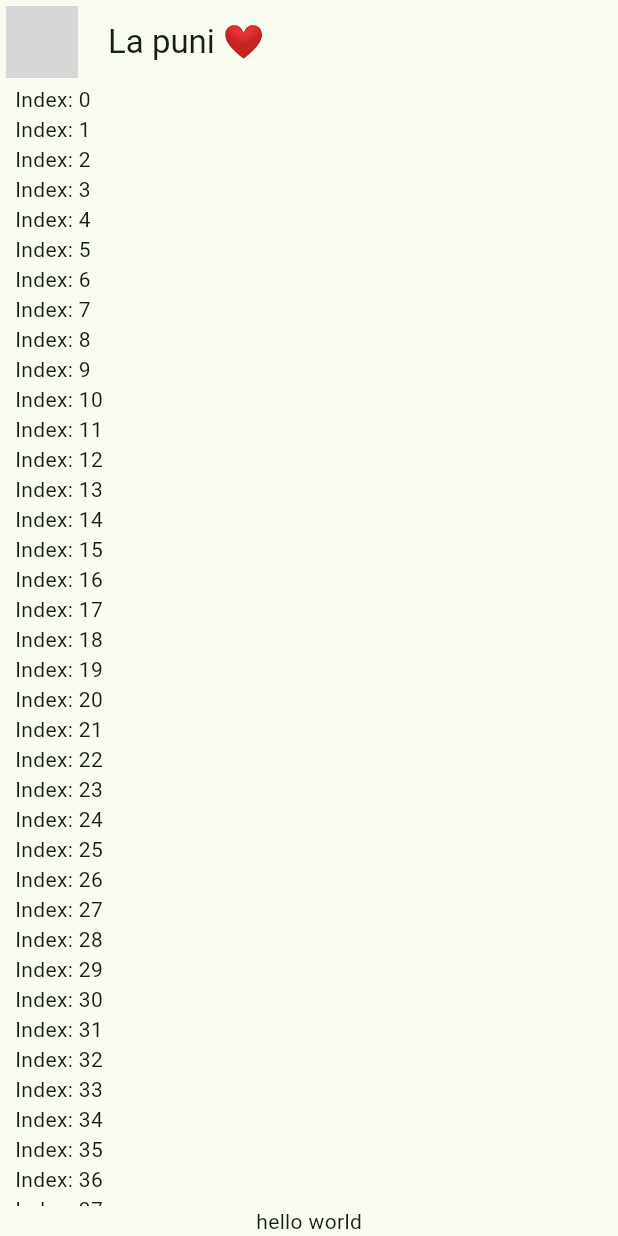
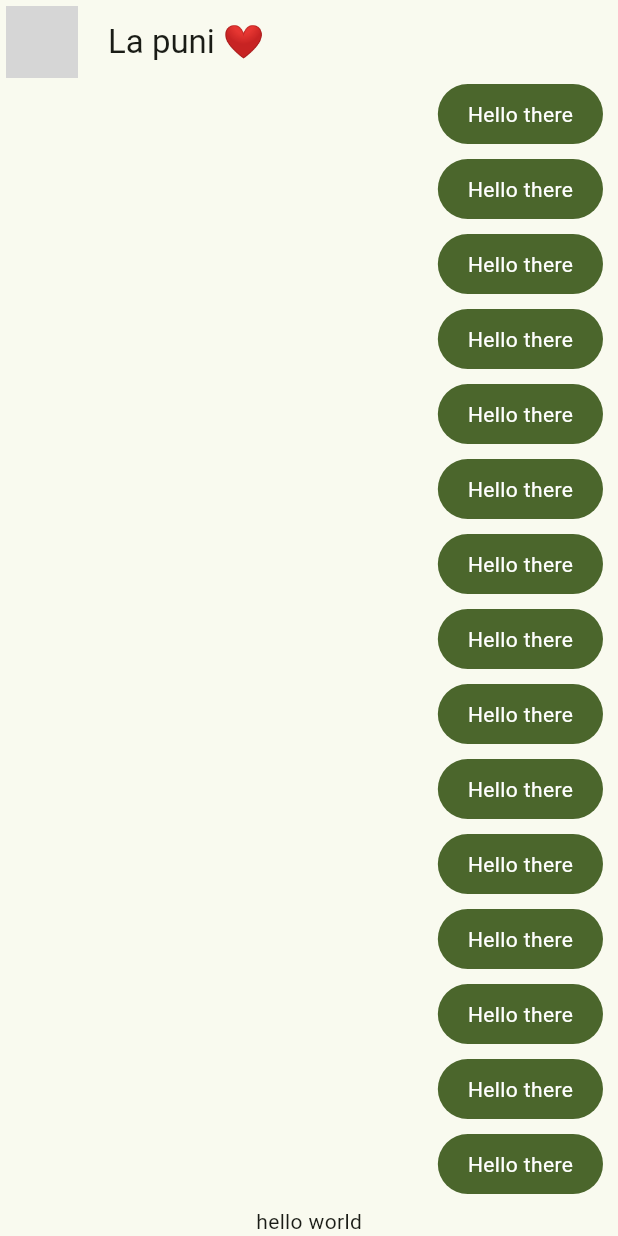
Before and after one commit to tomasferrerasdev/yes_no_app, a Flutter app: the screen it shows after launch, on a phone screen of 412 x 824 dp. Run offline on Flutter 3.47's test engine with Material 2 defaults, Android fonts, the phone set to English and light mode, and no system bars; network calls fail; grey boxes are pictures that could not be loaded.

Commit message:
feat: add bubble chat message

```diff
--- a/lib/config/theme/app_theme.dart
+++ b/lib/config/theme/app_theme.dart
@@ -1,8 +1,7 @@
 import 'package:flutter/material.dart';
 
-const Color _customColor = Color.fromARGB(255, 61, 141, 45);
 const List<Color> _colorThemes = [
-  _customColor,
+  Colors.lightGreen,
   Colors.blue,
   Colors.teal,
   Colors.green,
--- a/lib/main.dart
+++ b/lib/main.dart
@@ -1,6 +1,6 @@
 import 'package:flutter/material.dart';
 import 'package:yes_no_app/config/theme/app_theme.dart';
-import 'package:yes_no_app/presentation/chat/chat_screen.dart';
+import 'package:yes_no_app/presentation/screens/chat/chat_screen.dart';
 
 void main() => runApp(const MyApp());
 
--- a/lib/presentation/chat/chat_screen.dart
+++ b/lib/presentation/screens/chat/chat_screen.dart
@@ -1,4 +1,5 @@
 import 'package:flutter/material.dart';
+import 'package:yes_no_app/presentation/widgets/chat/My_message_bubble.dart';
 
 class ChatScreen extends StatelessWidget {
   const ChatScreen({super.key});
@@ -35,7 +36,7 @@ class _ChatView extends StatelessWidget {
                 child: ListView.builder(
                     itemCount: 100,
                     itemBuilder: (context, index) {
-                      return Text('Index: $index');
+                      return const MyMessageBubble();
                     })),
             const Text('hello world'),
           ],
--- /dev/null
+++ b/lib/presentation/widgets/chat/my_message_bubble.dart
@@ -0,0 +1,30 @@
+import 'package:flutter/material.dart';
+
+class MyMessageBubble extends StatelessWidget {
+  const MyMessageBubble({super.key});
+
+  @override
+  Widget build(BuildContext context) {
+    final colors = Theme.of(context).colorScheme;
+
+    return Column(
+      crossAxisAlignment: CrossAxisAlignment.end,
+      children: [
+        Container(
+          decoration: BoxDecoration(
+              color: colors.primary, borderRadius: BorderRadius.circular(20)),
+          child: const Padding(
+            padding: EdgeInsets.symmetric(horizontal: 20, vertical: 10),
+            child: Text(
+              'Hello there',
+              style: TextStyle(color: Colors.white),
+            ),
+          ),
+        ),
+        const SizedBox(
+          height: 10,
+        )
+      ],
+    );
+  }
+}
```
